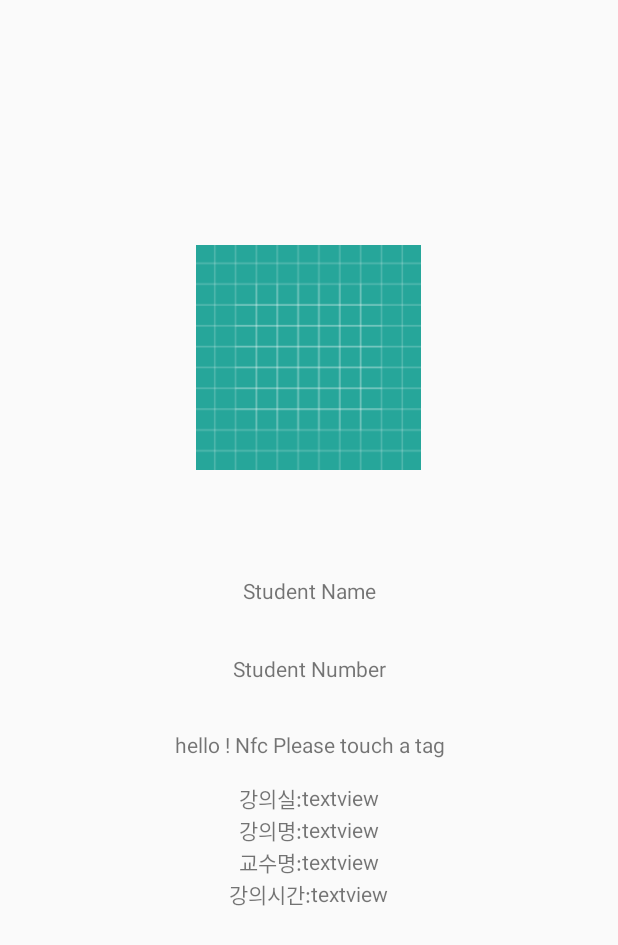
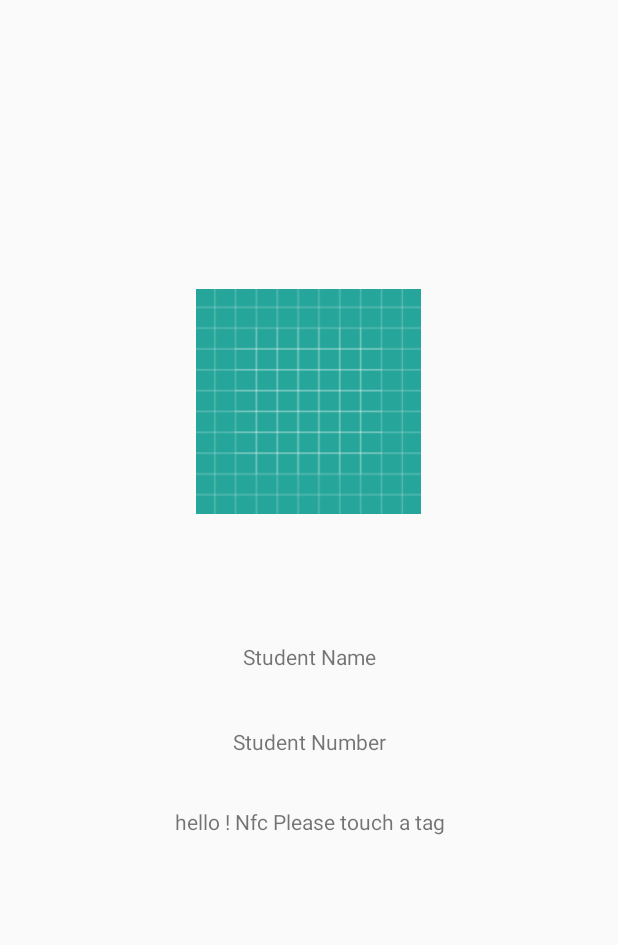
Before and after one commit to TeamKong/NFC_CHECK, an Android app: the NfcActivity screen opened directly, with no data from a screen before it, on a phone screen of 412 x 824 dp. Shown: the top 945 px of the screen. Run offline under Robolectric (Android 15) with nearby library versions, the phone set to English and light mode, and no system bars.

Commit message:
Modified List
* Add Method : Continuously detect an NFC tag
* Delete part of the description in NFC Activity
* Modify IP

```diff
--- a/app/src/main/java/io/kong/incheon/nfc_check/activity/NfcActivity.java
+++ b/app/src/main/java/io/kong/incheon/nfc_check/activity/NfcActivity.java
@@ -3,10 +3,18 @@ package io.kong.incheon.nfc_check.activity;
 import android.app.Activity;
 import android.app.PendingIntent;
 import android.content.Intent;
+import android.nfc.NdefMessage;
 import android.nfc.NfcAdapter;
 import android.nfc.Tag;
+import android.nfc.TagLostException;
+import android.nfc.tech.Ndef;
 import android.os.Bundle;
+import android.util.Log;
 import android.widget.TextView;
+import android.widget.Toast;
+
+import java.io.IOException;
+import java.util.Timer;
 
 import io.kong.incheon.nfc_check.R;
 import io.kong.incheon.nfc_check.item.NFCItem;
@@ -15,6 +23,7 @@ import io.kong.incheon.nfc_check.item.NFCItem;
 //학생이 태그에 핸드폰을 접촉하면 출석이 되는 형식
 
 public class NfcActivity extends Activity{
+
 
     NFCItem nfcItem = new NFCItem();
 
@@ -45,23 +54,42 @@ public class NfcActivity extends Activity{
    }
 
    @Override
-    protected void onNewIntent(Intent intent){
+    protected void onNewIntent(Intent intent) {
        super.onNewIntent(intent);
 
-        Tag tag= intent.getParcelableExtra(NfcAdapter.EXTRA_TAG);
-        if(tag != null){
-            byte[] tagId= tag.getId();
-            tagDesc.setText("Tag ID: "+toHexString(tagId));
+       Tag tag = intent.getParcelableExtra(NfcAdapter.EXTRA_TAG);
+
+
+       Ndef ndefTag = Ndef.get(tag);
+
+       if (tag != null) {
+
+           byte[] tagId = tag.getId();
+           tagDesc.setText("Tag ID: " + toHexString(tagId));
            tagNum = toHexString(tagId);
            nfcItem.setTagNum(toHexString(tagId));
        }
 
-       if(nfcItem.getTagNum() != null){
+       if (nfcItem.getTagNum() != null) {
            Intent intent1 = new Intent(this, PopUpActivity.class);
            intent.putExtra("NFC Data", "NFC CONTACT SUCCESS");
            startActivityForResult(intent1, 1);
        }
 
+
+       try {
+           ndefTag.connect();
+           Log.e("connect:", "range...");
+
+           while (ndefTag.isConnected()) {
+               Log.e("First", ": Connected Success!");
+               }
+           ndefTag.close();
+           Log.e("Second", ": is connected.");
+
+       } catch (IOException e) {
+
+       }
    }
    public static final String CHARS = "0123456789ABCDEF";
 
--- a/app/src/main/java/io/kong/incheon/nfc_check/activity/SignupActivity.java
+++ b/app/src/main/java/io/kong/incheon/nfc_check/activity/SignupActivity.java
@@ -22,7 +22,7 @@ import retrofit2.converter.gson.GsonConverterFactory;
 
 public class SignupActivity extends AppCompatActivity {
 
-    static final String TAG_URL = "http://13.209.75.255:3000";
+    static final String TAG_URL = "http://13.209.207.99:3000";
 
     Spinner sUniversity;
     Spinner sGrade;
--- a/app/src/main/java/io/kong/incheon/nfc_check/activity/SubjectActivity.java
+++ b/app/src/main/java/io/kong/incheon/nfc_check/activity/SubjectActivity.java
@@ -29,7 +29,7 @@ import retrofit2.converter.gson.GsonConverterFactory;
 public class SubjectActivity extends AppCompatActivity implements ListViewAdapter.ListBtnClickListener {
 
     static final String TAG = SubjectActivity.class.getCanonicalName();
-    static final String TAG_URL = "http://13.209.75.255:3000";
+    static final String TAG_URL = "http://13.209.207.99:3000";
     static final String TAG_JSON = "subject_table";
     static final String TAG_NAME = "sbj_name";
     static final String TAG_DAY = "sbj_day";
--- a/app/src/main/res/layout/activity_nfc.xml
+++ b/app/src/main/res/layout/activity_nfc.xml
@@ -58,76 +58,6 @@
             android:text="@string/hello_nfc_please_touch_a_tag" />
 
 
-        <LinearLayout
-            android:layout_width="match_parent"
-            android:layout_height="wrap_content"
-            android:gravity="center"
-            android:orientation="horizontal">
-
-            <TextView
-                android:layout_width="wrap_content"
-                android:layout_height="wrap_content"
-                android:text="강의실:" />
-
-            <TextView
-                android:layout_width="wrap_content"
-                android:layout_height="wrap_content"
-                android:text="textview" />
-        </LinearLayout>
-
-        <LinearLayout
-            android:layout_width="match_parent"
-            android:layout_height="wrap_content"
-            android:gravity="center"
-            android:orientation="horizontal">
-
-            <TextView
-                android:layout_width="wrap_content"
-                android:layout_height="wrap_content"
-                android:text="강의명:" />
-
-            <TextView
-                android:layout_width="wrap_content"
-                android:layout_height="wrap_content"
-                android:text="textview" />
-        </LinearLayout>
-
-        <LinearLayout
-            android:layout_width="match_parent"
-            android:layout_height="wrap_content"
-            android:gravity="center"
-            android:orientation="horizontal">
-
-            <TextView
-                android:layout_width="wrap_content"
-                android:layout_height="wrap_content"
-                android:text="교수명:" />
-
-            <TextView
-                android:layout_width="wrap_content"
-                android:layout_height="wrap_content"
-                android:text="textview" />
-        </LinearLayout>
-
-        <LinearLayout
-            android:layout_width="match_parent"
-            android:layout_height="wrap_content"
-            android:gravity="center"
-            android:orientation="horizontal">
-
-            <TextView
-                android:layout_width="wrap_content"
-                android:layout_height="wrap_content"
-                android:text="강의시간:" />
-
-            <TextView
-                android:layout_width="wrap_content"
-                android:layout_height="wrap_content"
-                android:text="textview" />
-        </LinearLayout>
-
-
-
     </LinearLayout>
 
 </LinearLayout>
```
Lines whose indentation alone changed are shown as unchanged.
